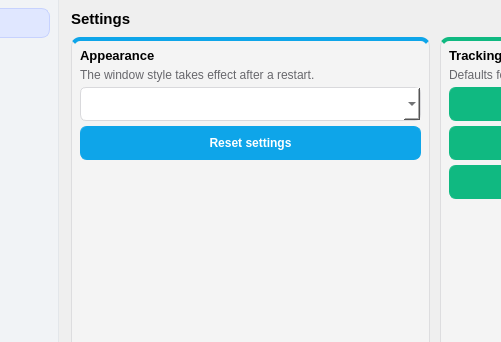
The window that mainwindow.ui (frankyeh/DSI-Studio) describes before a commit, drawn with Qt 5; both pictures show x 92 to 593 and y 0 to 342 of the 1272 by 758 pixel window.
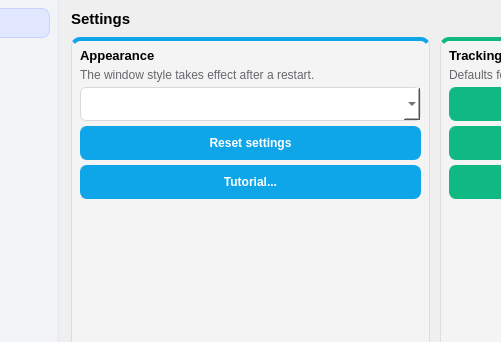
The same window after the commit. The open tabs and pages were chosen to show the change. Icons and pictures are not drawn.

Commit message: tutor  function

```diff
--- a/mainwindow.ui
+++ b/mainwindow.ui
@@ -3361,6 +3361,16 @@
                    </property>
                   </widget>
                  </item>
+                 <item>
+                  <widget class="QPushButton" name="tutorial">
+                   <property name="toolTip">
+                    <string>Step-by-step guide: DICOM to tractography</string>
+                   </property>
+                   <property name="text">
+                    <string>Tutorial...</string>
+                   </property>
+                  </widget>
+                 </item>
                  <item>
                   <spacer name="settings_appearance_spacer">
                    <property name="orientation">
```
The commit also changes 2 other files.
